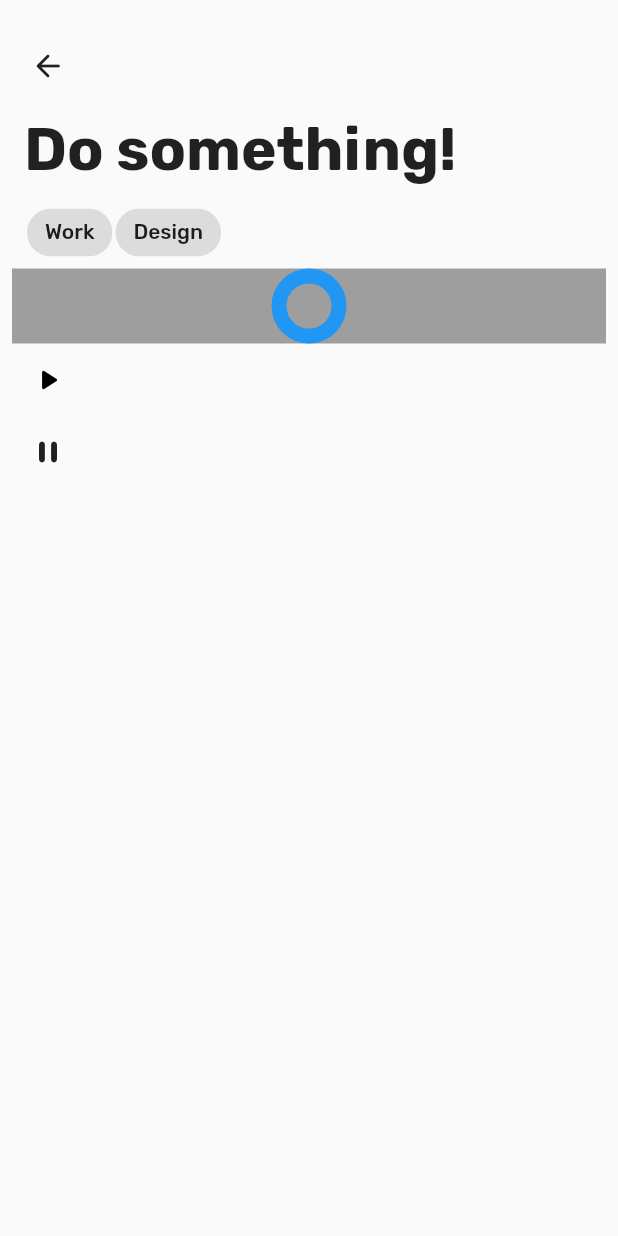
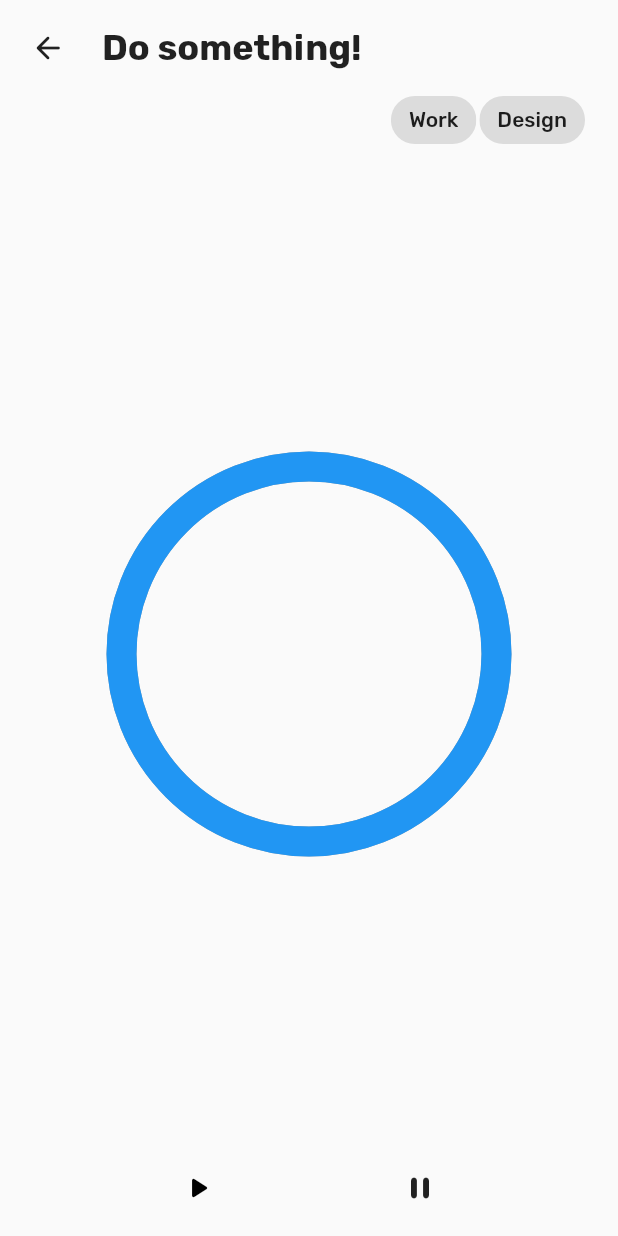
Before and after one commit to LocTr/timee, a Flutter app: the screen it shows after launch, after a tap on the "arrow back" icon, on a phone screen of 412 x 824 dp. Run offline on Flutter 3.47's test engine with Material 2 defaults, Android fonts, the phone set to English and light mode, and no system bars.

Commit message:
add attribute for animated arc widget

```diff
--- /dev/null
+++ b/lib/report/view/report_page.dart
@@ -0,0 +1,10 @@
+import 'package:flutter/material.dart';
+
+class ReportPage extends StatelessWidget {
+  const ReportPage({Key? key}) : super(key: key);
+
+  @override
+  Widget build(BuildContext context) {
+    return Container();
+  }
+}
--- /dev/null
+++ b/lib/shared_widget/header.dart
@@ -0,0 +1,27 @@
+import 'package:flutter/material.dart';
+
+class ScreenHeader extends StatelessWidget {
+  const ScreenHeader({
+    Key? key,
+  }) : super(key: key);
+
+  @override
+  Widget build(BuildContext context) {
+    return Row(
+      mainAxisAlignment: MainAxisAlignment.start,
+      crossAxisAlignment: CrossAxisAlignment.center,
+      children: [
+        IconButton(
+            onPressed: () {},
+            icon: const Icon(
+              Icons.arrow_back_rounded,
+            )),
+        const SizedBox(
+          width: 12,
+        ),
+        const Text('Do something!',
+            style: TextStyle(fontSize: 24, fontWeight: FontWeight.bold)),
+      ],
+    );
+  }
+}
--- a/lib/timer/view/timer_page.dart
+++ b/lib/timer/view/timer_page.dart
@@ -1,4 +1,5 @@
 import 'package:flutter/material.dart';
+import 'package:timee/shared_widget/header.dart';
 
 import '../widgets/animated_progress_arc.dart';
 
@@ -10,6 +11,7 @@ class TimerPage extends StatelessWidget {
 
   @override
   Widget build(BuildContext context) {
+    print('build again @@');
     return Scaffold(
       body: SafeArea(
         child: Padding(
@@ -17,54 +19,42 @@ class TimerPage extends StatelessWidget {
           child: Column(
             crossAxisAlignment: CrossAxisAlignment.start,
             children: [
-              const SizedBox(
-                height: 12,
-              ),
+              const ScreenHeader(),
               Row(
-                mainAxisAlignment: MainAxisAlignment.spaceBetween,
+                mainAxisAlignment: MainAxisAlignment.end,
                 children: [
-                  IconButton(
-                      onPressed: () {},
-                      icon: const Icon(
-                        Icons.arrow_back_rounded,
-                      )),
-                  const SizedBox(
-                    width: 60,
-                  ),
-                ],
-              ),
-              const Padding(
-                padding: EdgeInsets.all(8.0),
-                child: Text('Do something!',
-                    style:
-                        TextStyle(fontSize: 40, fontWeight: FontWeight.bold)),
-              ),
                   Wrap(
                     spacing: 2.0,
                     children: const [
-                  SizedBox(
-                    width: 8.0,
-                  ),
                       Chip(
                         label: Text('Work'),
                       ),
                       Chip(
                         label: Text('Design'),
                       ),
+                      SizedBox(
+                        width: 12,
+                      ),
                     ],
                   ),
-              Container(
-                color: Colors.grey,
+                ],
+              ),
+              Expanded(
                 child: Center(
                     child: AnimatedProgressArc(
+                  size: 250,
+                  strokeWidth: 20,
                   controller: controller,
                 )),
               ),
+              Row(
+                mainAxisAlignment: MainAxisAlignment.spaceEvenly,
+                children: [
                   IconButton(
                       onPressed: () {
                         controller.start();
                       },
-                  icon: Icon(
+                      icon: const Icon(
                         Icons.play_arrow_rounded,
                         color: Colors.black,
                       )),
@@ -72,7 +62,9 @@ class TimerPage extends StatelessWidget {
                       onPressed: () {
                         controller.pause();
                       },
-                  icon: Icon(Icons.pause_rounded)),
+                      icon: const Icon(Icons.pause_rounded)),
+                ],
+              ),
             ],
           ),
         ),
--- a/lib/timer/widgets/animated_progress_arc.dart
+++ b/lib/timer/widgets/animated_progress_arc.dart
@@ -8,10 +8,16 @@ class AnimatedProgressArcController {
 }
 
 class AnimatedProgressArc extends StatefulWidget {
-  const AnimatedProgressArc({Key? key, required this.controller})
+  const AnimatedProgressArc(
+      {Key? key,
+      required this.controller,
+      required this.size,
+      required this.strokeWidth})
       : super(key: key);
 
   final AnimatedProgressArcController controller;
+  final double size;
+  final double strokeWidth;
 
   @override
   State<AnimatedProgressArc> createState() => _AnimatedProgressArcState();
@@ -29,7 +35,6 @@ class _AnimatedProgressArcState extends State<AnimatedProgressArc>
     );
 
     widget.controller.start = () => _controller.forward();
-
     widget.controller.pause = () => _controller.stop();
 
     // this create the same effect
@@ -51,8 +56,8 @@ class _AnimatedProgressArcState extends State<AnimatedProgressArc>
     return ProgressingArc(
       controller: _controller,
       color: Colors.blue,
-      size: 40,
-      strokeWidth: 10,
+      size: widget.size,
+      strokeWidth: widget.strokeWidth,
     );
   }
 }
--- a/lib/timer/widgets/progress_arc.dart
+++ b/lib/timer/widgets/progress_arc.dart
@@ -44,11 +44,27 @@ class ArcPainter extends CustomPainter {
 
   @override
   void paint(Canvas canvas, Size size) {
-    var paint = Paint()
+    var paintFrontArc = Paint()
       ..style = PaintingStyle.stroke
       ..color = color
       ..isAntiAlias = true
-      ..strokeWidth = 10;
+      ..strokeWidth = strokeWidth
+      ..strokeCap = StrokeCap.round;
+
+    var paintBackArc = Paint()
+      ..style = PaintingStyle.stroke
+      ..color = Colors.grey
+      ..isAntiAlias = true
+      ..strokeWidth = strokeWidth;
+
+    canvas.drawArc(
+        Rect.fromCircle(
+            center: Offset(radius + strokeWidth / 2, radius + strokeWidth / 2),
+            radius: radius),
+        0,
+        math.pi * 2,
+        false,
+        paintBackArc);
 
     canvas.drawArc(
         Rect.fromCircle(
@@ -57,7 +73,7 @@ class ArcPainter extends CustomPainter {
         math.pi * 1.5,
         arc,
         false,
-        paint);
+        paintFrontArc);
   }
 
   @override
```
Lines whose indentation alone changed are shown as unchanged.
